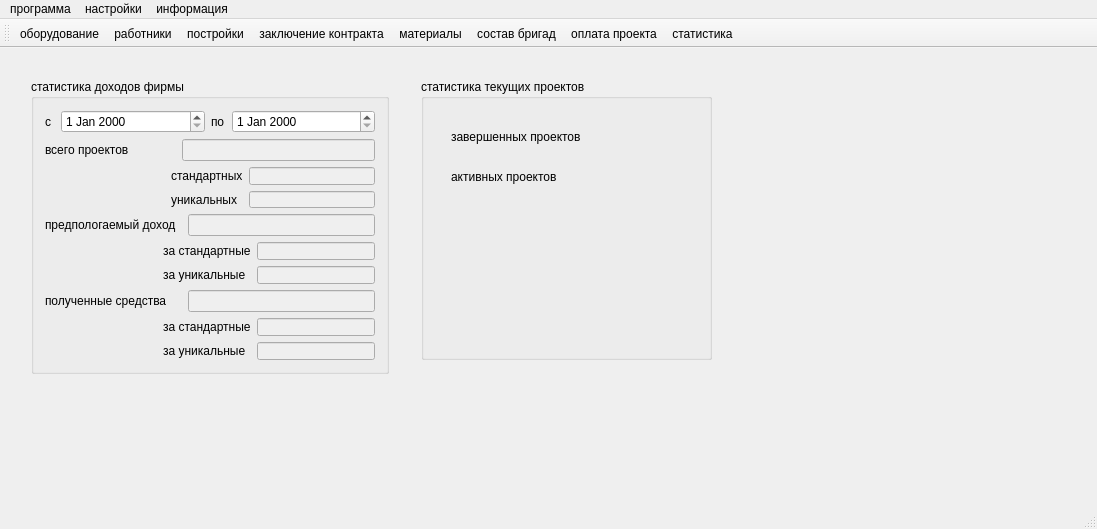
Above: mainwindow.ui from Pchelovec/course_progect before the change. Below: the same form after it.
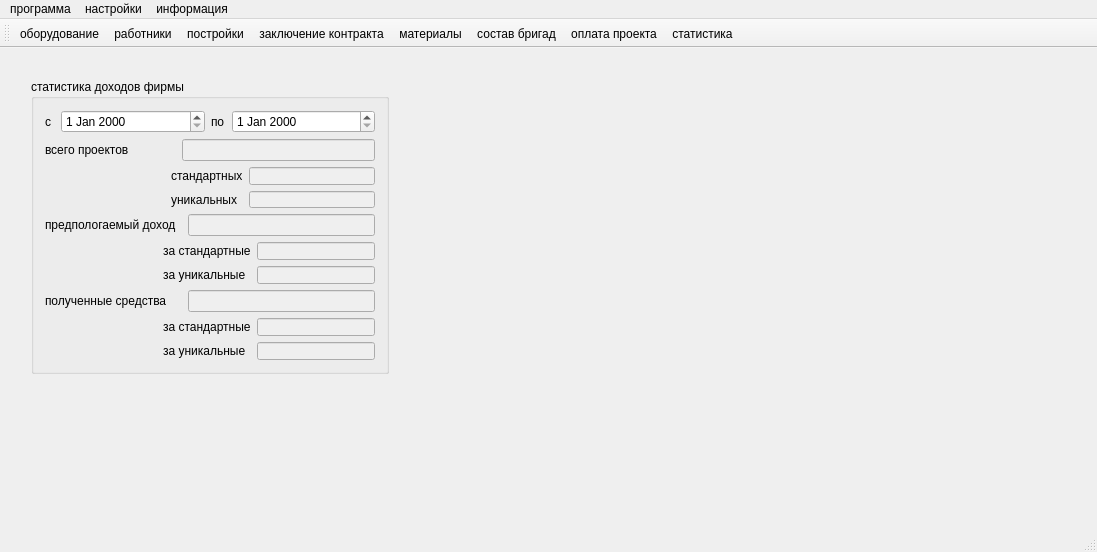
That is the form after the change. The open tabs and pages were chosen to show the change. Icons and pictures are not drawn.

```diff
--- a/mainwindow.ui
+++ b/mainwindow.ui
@@ -7,7 +7,7 @@
     <x>0</x>
     <y>0</y>
     <width>941</width>
-    <height>522</height>
+    <height>552</height>
    </rect>
   </property>
   <property name="windowTitle">
@@ -2151,45 +2151,6 @@
          </item>
         </layout>
        </widget>
-       <widget class="QGroupBox" name="groupBox_9">
-        <property name="geometry">
-         <rect>
-          <x>410</x>
-          <y>20</y>
-          <width>291</width>
-          <height>281</height>
-         </rect>
-        </property>
-        <property name="title">
-         <string>статистика текущих проектов</string>
-        </property>
-        <widget class="QLabel" name="label_65">
-         <property name="geometry">
-          <rect>
-           <x>30</x>
-           <y>90</y>
-           <width>111</width>
-           <height>16</height>
-          </rect>
-         </property>
-         <property name="text">
-          <string>активных проектов</string>
-         </property>
-        </widget>
-        <widget class="QLabel" name="label_66">
-         <property name="geometry">
-          <rect>
-           <x>30</x>
-           <y>50</y>
-           <width>131</width>
-           <height>16</height>
-          </rect>
-         </property>
-         <property name="text">
-          <string>завершенных проектов</string>
-         </property>
-        </widget>
-       </widget>
       </widget>
       <widget class="QWidget" name="page_13">
        <layout class="QGridLayout" name="gridLayout_52">
```
Left out of the diff: 14 changed lines with no effect on the pictures.
